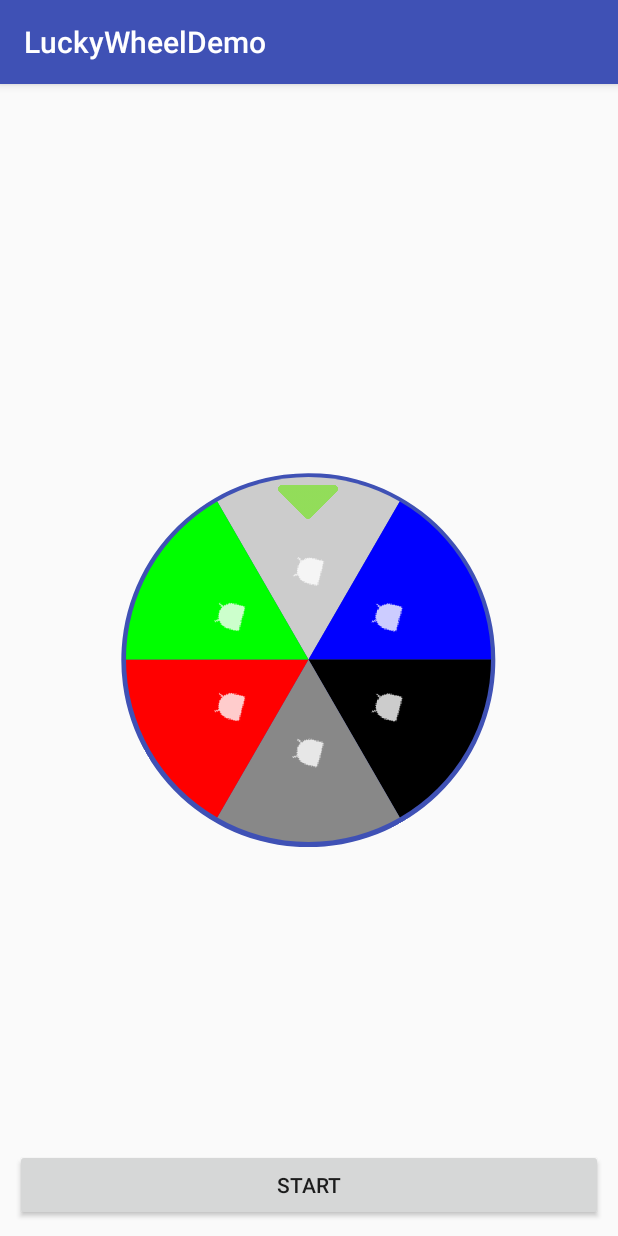
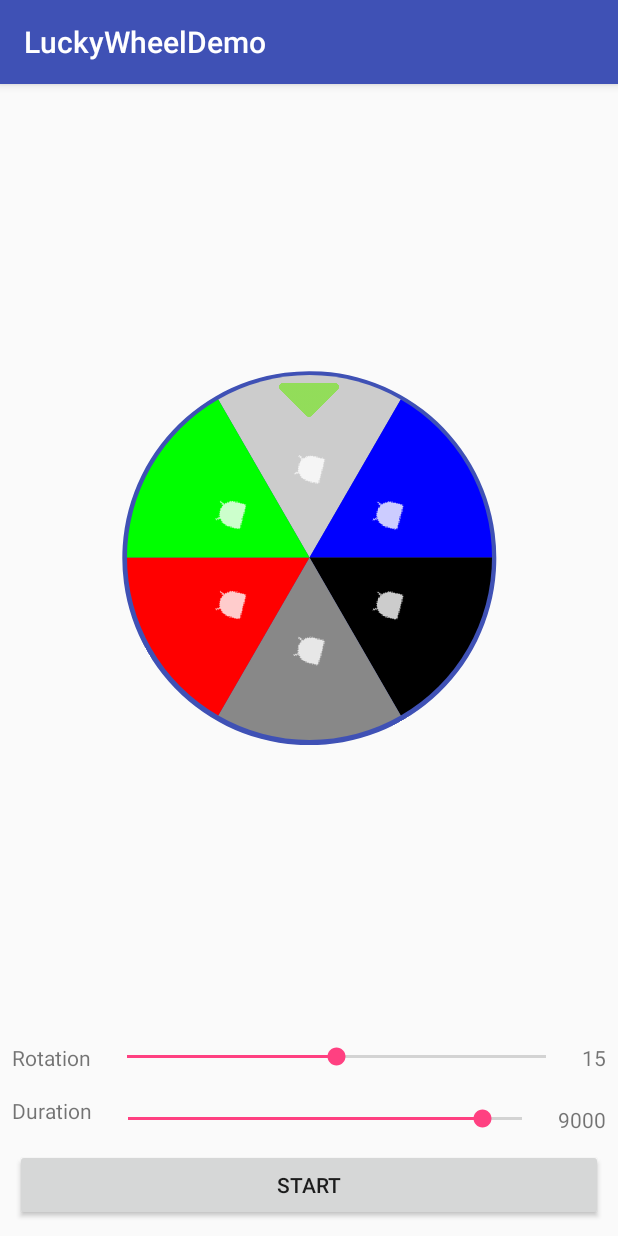
Before and after one commit to mmoamenn/LuckyWheel_Android, an Android app: the screen it shows after launch (MainActivity), on a phone screen of 412 x 824 dp. Run offline under Robolectric (Android 15) with nearby library versions, the phone set to English and light mode, and no system bars.

Commit message:
Configurable duration of rotation and number of rotations

```diff
--- a/app/build.gradle
+++ b/app/build.gradle
@@ -25,6 +25,7 @@ dependencies {
         exclude group: 'com.android.support', module: 'support-annotations'
     })
     compile 'com.android.support:appcompat-v7:25.3.1'
+    compile 'com.android.support.constraint:constraint-layout:1.0.2'
     testCompile 'junit:junit:4.12'
     compile project(path: ':luckywheel')
 }
--- a/app/src/main/java/com/bluehomestudio/luckywheeldemo/MainActivity.java
+++ b/app/src/main/java/com/bluehomestudio/luckywheeldemo/MainActivity.java
@@ -6,6 +6,8 @@ import android.os.Bundle;
 import android.support.v7.app.AppCompatActivity;
 import android.view.View;
 import android.widget.Button;
+import android.widget.SeekBar;
+import android.widget.TextView;
 import android.widget.Toast;
 
 import com.bluehomestudio.luckywheel.LuckyWheel;
@@ -14,6 +16,7 @@ import com.bluehomestudio.luckywheel.WheelItem;
 
 import java.util.ArrayList;
 import java.util.List;
+import java.util.Random;
 
 public class MainActivity extends AppCompatActivity {
 
@@ -22,7 +25,7 @@ public class MainActivity extends AppCompatActivity {
         super.onCreate(savedInstanceState);
         setContentView(R.layout.activity_main);
 
-        List<WheelItem> wheelItems = new ArrayList<>();
+        final List<WheelItem> wheelItems = new ArrayList<>();
         wheelItems.add(new WheelItem(Color.LTGRAY, BitmapFactory.decodeResource(getResources(),
                 R.drawable.ic_action_name)));
         wheelItems.add(new WheelItem(Color.BLUE, BitmapFactory.decodeResource(getResources(),
@@ -53,7 +56,45 @@ public class MainActivity extends AppCompatActivity {
         start.setOnClickListener(new View.OnClickListener() {
             @Override
             public void onClick(View v) {
-                lw.rotateWheelTo(4);
+                lw.rotateWheelTo(new Random().nextInt(wheelItems.size()));
+            }
+        });
+
+        final TextView durationValue = (TextView) findViewById(R.id.durationValue);
+        ((SeekBar) findViewById(R.id.duration_bar)).setOnSeekBarChangeListener(new SeekBar.OnSeekBarChangeListener() {
+            @Override
+            public void onProgressChanged(SeekBar seekBar, int progress, boolean fromUser) {
+                durationValue.setText(String.valueOf(progress));
+            }
+
+            @Override
+            public void onStartTrackingTouch(SeekBar seekBar) {
+                // ignore
+            }
+
+            @Override
+            public void onStopTrackingTouch(SeekBar seekBar) {
+                durationValue.setText(String.valueOf(seekBar.getProgress()));
+                lw.setRotationTime(seekBar.getProgress());
+            }
+        });
+
+        final TextView rotationValue = (TextView) findViewById(R.id.rotationValue);
+        ((SeekBar) findViewById(R.id.rotations_bar)).setOnSeekBarChangeListener(new SeekBar.OnSeekBarChangeListener() {
+            @Override
+            public void onProgressChanged(SeekBar seekBar, int progress, boolean fromUser) {
+                rotationValue.setText(String.valueOf(progress));
+            }
+
+            @Override
+            public void onStartTrackingTouch(SeekBar seekBar) {
+                // ignore
+            }
+
+            @Override
+            public void onStopTrackingTouch(SeekBar seekBar) {
+                rotationValue.setText(String.valueOf(seekBar.getProgress()));
+                lw.setRotations(seekBar.getProgress());
             }
         });
 
--- a/app/src/main/res/layout/activity_main.xml
+++ b/app/src/main/res/layout/activity_main.xml
@@ -1,8 +1,9 @@
 <?xml version="1.0" encoding="utf-8"?>
-<RelativeLayout xmlns:android="http://schemas.android.com/apk/res/android"
+<android.support.constraint.ConstraintLayout xmlns:android="http://schemas.android.com/apk/res/android"
     xmlns:LuckyWheel="http://schemas.android.com/apk/res-auto"
     xmlns:app="http://schemas.android.com/apk/res-auto"
     xmlns:tools="http://schemas.android.com/tools"
+    android:id="@+id/relativeLayout"
     android:layout_width="match_parent"
     android:layout_height="match_parent"
     tools:context="com.bluehomestudio.luckywheeldemo.MainActivity">
@@ -11,15 +12,97 @@
         android:id="@+id/lwv"
         android:layout_width="250dp"
         android:layout_height="250dp"
-        android:layout_centerInParent="true"
-        LuckyWheel:background_color="@color/colorPrimary" />
+        android:layout_marginBottom="8dp"
+        LuckyWheel:background_color="@color/colorPrimary"
+        LuckyWheel:layout_constraintBottom_toTopOf="@+id/rotationLabel"
+        LuckyWheel:layout_constraintLeft_toLeftOf="parent"
+        LuckyWheel:layout_constraintRight_toRightOf="parent"
+        LuckyWheel:layout_constraintTop_toTopOf="parent" />
 
     <Button
         android:id="@+id/start"
         android:layout_width="match_parent"
         android:layout_height="wrap_content"
-        android:layout_alignParentBottom="true"
         android:layout_margin="10dp"
-        android:text="@string/start"/>
+        android:text="@string/start"
+        LuckyWheel:layout_constraintBottom_toBottomOf="parent"
+        LuckyWheel:layout_constraintStart_toStartOf="parent" />
 
-</RelativeLayout>
+    <SeekBar
+        android:id="@+id/rotations_bar"
+        android:layout_width="0dp"
+        android:layout_height="wrap_content"
+        android:layout_marginEnd="8dp"
+        android:layout_marginLeft="8dp"
+        android:layout_marginRight="8dp"
+        android:layout_marginStart="8dp"
+        android:max="30"
+        android:progress="15"
+        LuckyWheel:layout_constraintEnd_toStartOf="@+id/rotationValue"
+        LuckyWheel:layout_constraintLeft_toLeftOf="parent"
+        LuckyWheel:layout_constraintRight_toRightOf="parent"
+        LuckyWheel:layout_constraintStart_toEndOf="@+id/rotationLabel"
+        LuckyWheel:layout_constraintTop_toTopOf="@+id/rotationLabel" />
+
+    <TextView
+        android:id="@+id/rotationLabel"
+        android:layout_width="wrap_content"
+        android:layout_height="wrap_content"
+        android:layout_marginBottom="16dp"
+        android:layout_marginLeft="8dp"
+        android:layout_marginStart="8dp"
+        android:text="Rotation"
+        LuckyWheel:layout_constraintBottom_toTopOf="@+id/durationLabel"
+        LuckyWheel:layout_constraintStart_toStartOf="parent" />
+
+    <TextView
+        android:id="@+id/durationLabel"
+        android:layout_width="wrap_content"
+        android:layout_height="wrap_content"
+        android:layout_marginBottom="16dp"
+        android:layout_marginLeft="8dp"
+        android:layout_marginStart="8dp"
+        android:text="Duration"
+        LuckyWheel:layout_constraintBottom_toTopOf="@+id/start"
+        LuckyWheel:layout_constraintStart_toStartOf="parent" />
+
+    <SeekBar
+        android:id="@+id/duration_bar"
+        android:layout_width="0dp"
+        android:layout_height="wrap_content"
+        android:layout_marginBottom="-10dp"
+        android:layout_marginEnd="8dp"
+        android:layout_marginLeft="8dp"
+        android:layout_marginRight="8dp"
+        android:layout_marginStart="8dp"
+        android:max="10000"
+        android:progress="9000"
+        LuckyWheel:layout_constraintBottom_toBottomOf="@+id/durationLabel"
+        LuckyWheel:layout_constraintEnd_toStartOf="@+id/durationValue"
+        LuckyWheel:layout_constraintLeft_toLeftOf="parent"
+        LuckyWheel:layout_constraintRight_toRightOf="parent"
+        LuckyWheel:layout_constraintStart_toEndOf="@+id/durationLabel"
+        LuckyWheel:layout_constraintTop_toTopOf="@+id/durationLabel" />
+
+    <TextView
+        android:id="@+id/rotationValue"
+        android:layout_width="wrap_content"
+        android:layout_height="wrap_content"
+        android:layout_marginEnd="8dp"
+        android:layout_marginRight="8dp"
+        android:text="15"
+        LuckyWheel:layout_constraintEnd_toEndOf="parent"
+        LuckyWheel:layout_constraintTop_toTopOf="@+id/rotationLabel" />
+
+    <TextView
+        android:id="@+id/durationValue"
+        android:layout_width="wrap_content"
+        android:layout_height="wrap_content"
+        android:layout_marginBottom="-10dp"
+        android:layout_marginEnd="8dp"
+        android:layout_marginRight="8dp"
+        android:text="9000"
+        LuckyWheel:layout_constraintEnd_toEndOf="parent"
+        LuckyWheel:layout_constraintTop_toTopOf="@+id/duration_bar" />
+
+</android.support.constraint.ConstraintLayout>
--- a/luckywheel/src/main/java/com/bluehomestudio/luckywheel/LuckyWheel.java
+++ b/luckywheel/src/main/java/com/bluehomestudio/luckywheel/LuckyWheel.java
@@ -80,4 +80,37 @@ public class LuckyWheel extends FrameLayout {
         wheelView.resetRotationLocationToZeroAngle(number);
     }
 
+    /**
+     * Time that the rotation will take until completes
+     * @return
+     */
+    public int getRotationTime() {
+        return wheelView.getRotationTime();
+    }
+
+    /**
+     * How long would the spinning take
+     * Default is 9000ms
+     * @param rotationTimeInMs
+     */
+    public void setRotationTime(int rotationTimeInMs) {
+        wheelView.setRotationTime(rotationTimeInMs);
+    }
+
+    /**
+     * Return number of rotations that will animate
+     * @return
+     */
+    public int getRotations() {
+        return wheelView.getRotations();
+    }
+
+    /**
+     * Determines how many rotations would the wheel do.
+     * Default is 15
+     * @param rotations
+     */
+    public void setRotations(int rotations) {
+        wheelView.setRotations(rotations);
+    }
 }
--- a/luckywheel/src/main/java/com/bluehomestudio/luckywheel/WheelView.java
+++ b/luckywheel/src/main/java/com/bluehomestudio/luckywheel/WheelView.java
@@ -20,13 +20,17 @@ import java.util.List;
  */
 
 public class WheelView extends View {
-    private final int DEFAULT_PADDING = 5, DEFAULT_ROTATION_TIME = 9000;
+    private final int DEFAULT_PADDING = 5,
+            DEFAULT_ROTATION_TIME = 9000,
+            DEFAULT_ROTATIONS = 15;
 
     private RectF range = new RectF();
     private Paint archPaint;
     private int padding, radius, center, mWheelBackground;
     private List<WheelItem> mWheelItems;
     private OnLuckyWheelReachTheTarget mOnLuckyWheelReachTheTarget;
+    private int rotationTime = DEFAULT_ROTATION_TIME;
+    private int rotations = DEFAULT_ROTATIONS;
 
     public WheelView(Context context, @Nullable AttributeSet attrs) {
         super(context, attrs);
@@ -128,8 +132,8 @@ public class WheelView extends View {
 
         float wheelItemCenter = 270 - getAngleOfIndexTarget(target) + (360 / mWheelItems.size()) / 2;
         animate().setInterpolator(new DecelerateInterpolator())
-                .setDuration(DEFAULT_ROTATION_TIME)
-                .rotation((360 * 15) + wheelItemCenter)
+                .setDuration(rotationTime)
+                .rotation((360 * rotations) + wheelItemCenter)
                 .setListener(new Animator.AnimatorListener() {
                     @Override
                     public void onAnimationStart(Animator animation) {
@@ -218,4 +222,20 @@ public class WheelView extends View {
         setMeasuredDimension(width, width);
 
     }
+
+    public int getRotations() {
+        return rotations;
+    }
+
+    public void setRotations(int rotations) {
+        this.rotations = rotations;
+    }
+
+    public int getRotationTime() {
+        return rotationTime;
+    }
+
+    public void setRotationTime(int rotationTimeInMs) {
+        this.rotationTime = rotationTimeInMs;
+    }
 }
```
